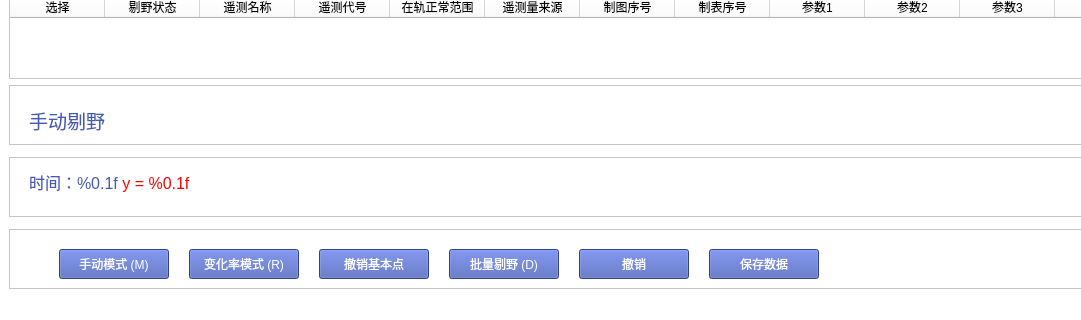
The window that interface.ui (Shen-LW/analysis_xp) describes before a commit, drawn with Qt 5; both pictures show x 0 to 1081 and y 508 to 828 of the 1319 by 828 pixel window.
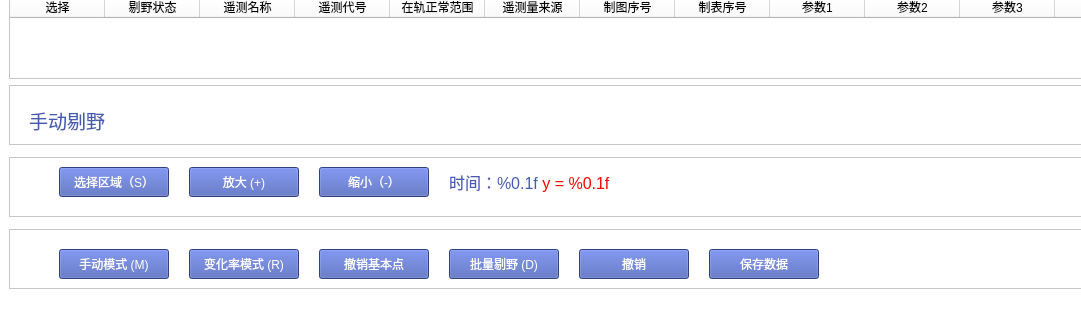
The same window after the commit.

Commit message: '界面重新设计'

The edit to the form file:
```diff
--- a/interface.ui
+++ b/interface.ui
@@ -847,7 +847,7 @@
       <widget class="QLabel" name="position_lable">
        <property name="geometry">
         <rect>
-         <x>20</x>
+         <x>440</x>
          <y>10</y>
          <width>501</width>
          <height>31</height>
@@ -871,6 +871,57 @@
         <string>&lt;html&gt;&lt;head/&gt;&lt;body&gt;&lt;p&gt;&lt;span style=&quot; font-size:12pt;&quot;&gt;时间：%0.1f  &lt;/span&gt;&lt;span style=&quot; font-size:12pt; color:#ff0000;&quot;&gt;y = %0.1f&lt;/span&gt;&lt;/p&gt;&lt;/body&gt;&lt;/html&gt;</string>
        </property>
       </widget>
+      <widget class="QPushButton" name="zoom_out_btn">
+       <property name="geometry">
+        <rect>
+         <x>310</x>
+         <y>10</y>
+         <width>110</width>
+         <height>30</height>
+        </rect>
+       </property>
+       <property name="styleSheet">
+        <string notr="true">background-color:#455ab3;color:#fff;
+font: 10pt &quot;Microsoft YaHei UI&quot;;</string>
+       </property>
+       <property name="text">
+        <string>缩小（-）</string>
+       </property>
+      </widget>
+      <widget class="QPushButton" name="zoom_in_btn">
+       <property name="geometry">
+        <rect>
+         <x>180</x>
+         <y>10</y>
+         <width>110</width>
+         <height>30</height>
+        </rect>
+       </property>
+       <property name="styleSheet">
+        <string notr="true">background-color:#455ab3;color:#fff;
+font: 10pt &quot;Microsoft YaHei UI&quot;;</string>
+       </property>
+       <property name="text">
+        <string>放大 (+)</string>
+       </property>
+      </widget>
+      <widget class="QPushButton" name="select_range_btn">
+       <property name="geometry">
+        <rect>
+         <x>50</x>
+         <y>10</y>
+         <width>110</width>
+         <height>30</height>
+        </rect>
+       </property>
+       <property name="styleSheet">
+        <string notr="true">background-color:#455ab3;color:#fff;
+font: 10pt &quot;Microsoft YaHei UI&quot;;</string>
+       </property>
+       <property name="text">
+        <string>选择区域（S）</string>
+       </property>
+      </widget>
      </widget>
     </item>
     <item>
```
The commit also changes 3 other files.
